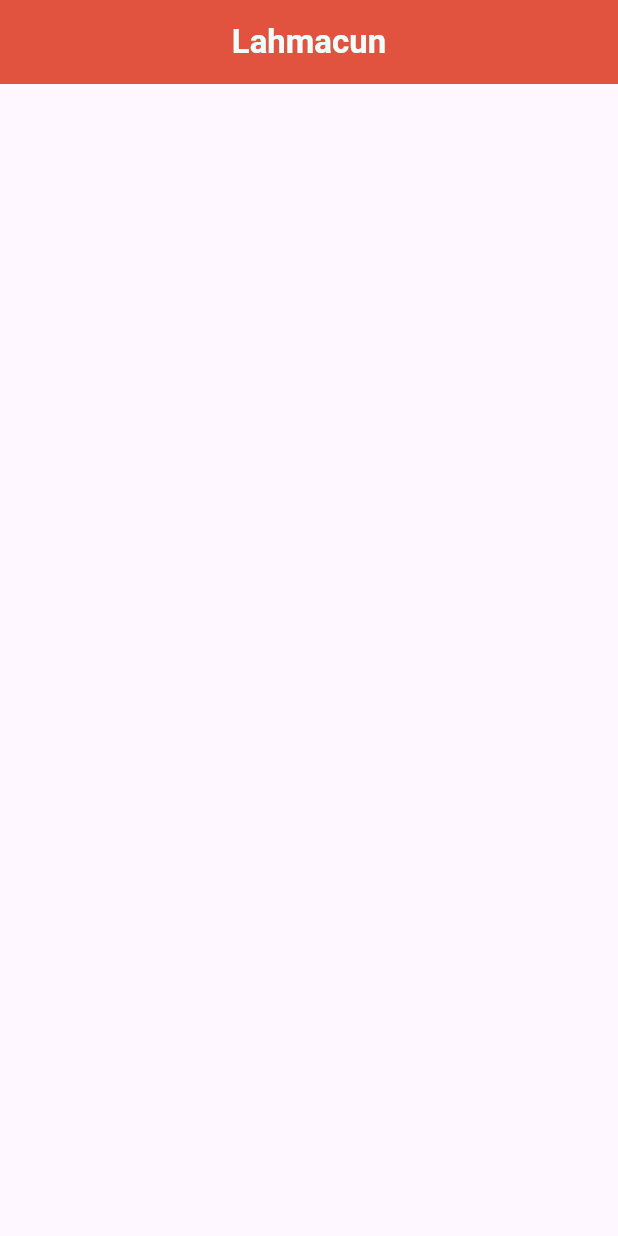
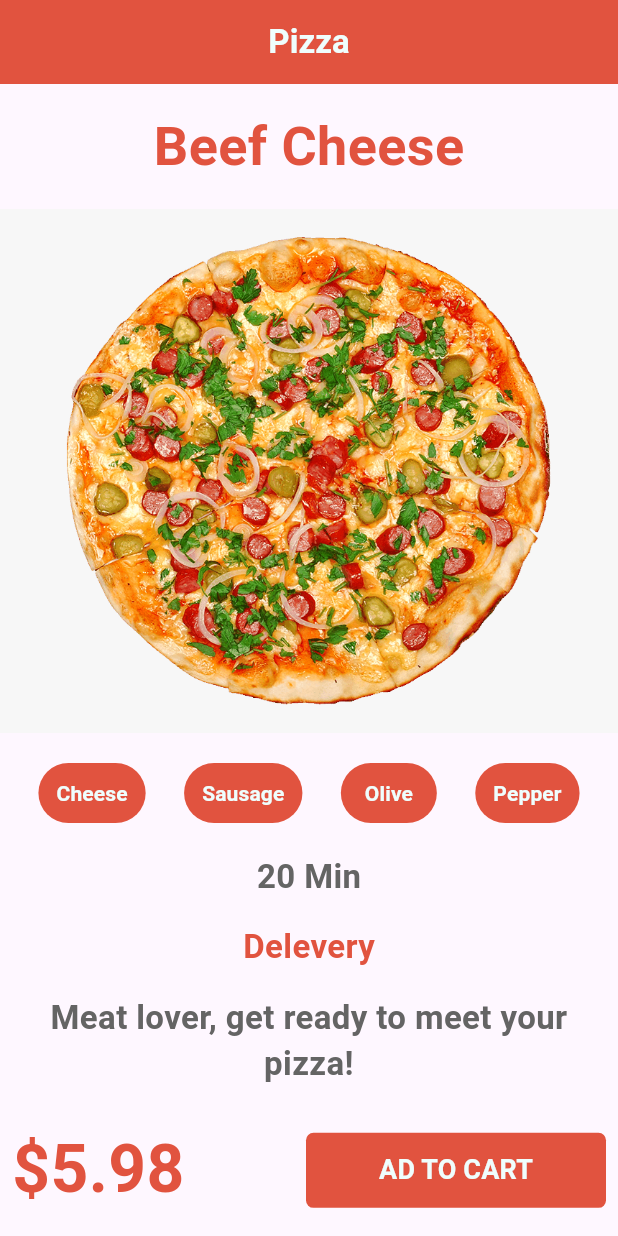
Before and after one commit to cebrailkeskindag/Flutter_tasarim, a Flutter app: the screen it shows after launch, on a phone screen of 412 x 824 dp. Run offline on Flutter 3.47's test engine with Material 2 defaults, Android fonts, the phone set to English and light mode, and no system bars.

Commit message:
Pizza sayfası oluşturuldu.

```diff
--- a/lib/anasayfa.dart
+++ b/lib/anasayfa.dart
@@ -14,14 +14,82 @@ class _AnasayfaState extends State<Anasayfa> {
     return Scaffold(
       appBar: AppBar(
         title: Text(
-          "Lahmacun",
+          "Pizza",
           style:
               TextStyle(color: yaziRenk1, fontSize: 22, fontFamily: "Roboto"),
         ),
         backgroundColor: anaRenk,
         centerTitle: true,
       ),
-      body: const Center(),
+      body: Column(
+        children: [
+          Padding(
+            padding: EdgeInsets.only(top: 16.0),
+            child: Text("Beef Cheese",
+                style: TextStyle(
+                    fontSize: 36, color: anaRenk, fontWeight: FontWeight.bold)),
+          ),
+          Padding(
+            padding: const EdgeInsets.only(top: 16.0),
+            child: Image.asset("resimler/pizza.png"),
+          ),
+          Padding(
+            padding: const EdgeInsets.only(top: 16),
+            child: Row(mainAxisAlignment: MainAxisAlignment.spaceEvenly,
+              children: [
+                TextButton(onPressed: (){},
+                child: Text("Cheese",style: TextStyle(color: yaziRenk1),),
+                style: TextButton.styleFrom(backgroundColor: anaRenk),
+                ),
+                TextButton(onPressed: (){},
+                child: Text("Sausage",style: TextStyle(color: yaziRenk1),),
+                style: TextButton.styleFrom(backgroundColor: anaRenk),
+                ),
+                TextButton(onPressed: (){},
+                child: Text("Olive",style: TextStyle(color: yaziRenk1),),
+                style: TextButton.styleFrom(backgroundColor: anaRenk),
+                ),
+                TextButton(onPressed: (){},
+                child: Text("Pepper",style: TextStyle(color: yaziRenk1),),
+                style: TextButton.styleFrom(backgroundColor: anaRenk),
+                ),
+              ],
+            ),
+          ),
+          Padding(
+            padding: const EdgeInsets.all(16.0),
+            child: Column(
+              children: [
+              Text("20 Min", style: TextStyle(fontSize: 22, color: yaziRenk2, fontWeight: FontWeight.bold),),
+              Padding(
+                padding: const EdgeInsets.all(16.0),
+                child: Text("Delevery", style: TextStyle(fontSize: 22, color: anaRenk, fontWeight: FontWeight.bold),),
+              ),
+              Text("Meat lover, get ready to meet your pizza!",
+            style: TextStyle(fontSize: 22, color: yaziRenk2,), textAlign: TextAlign.center,),
+            ],
+            ),
+           ),
+           Padding(
+            padding: const EdgeInsets.all(8.0),
+            child: Row(
+              children: [
+                Text("\$5.98", style: TextStyle(fontSize: 44, color: anaRenk, fontWeight: FontWeight.bold),),
+                const Spacer(),
+                SizedBox(width: 200, height: 50,
+                child: TextButton(onPressed: () {},
+                child: Text("AD TO CART", style: TextStyle(fontSize: 18, color: yaziRenk1),),
+                style: TextButton.styleFrom(
+                  backgroundColor: anaRenk,
+                  shape: const RoundedRectangleBorder(borderRadius: BorderRadius.all(Radius.circular(5))),
+                ),
+                ),
+                ),
+              ],
+            ),
+          ),
+        ],
+      ),
     );
   }
 }
--- a/pubspec.yaml
+++ b/pubspec.yaml
@@ -52,6 +52,9 @@ dev_dependencies:
 
 # The following section is specific to Flutter packages.
 flutter:
+  assets:
+    - resimler/pizza.png
+
   fonts:
     - family: Roboto
       fonts:
```
Also changed, not shown: resimler/pizza.png (added).
